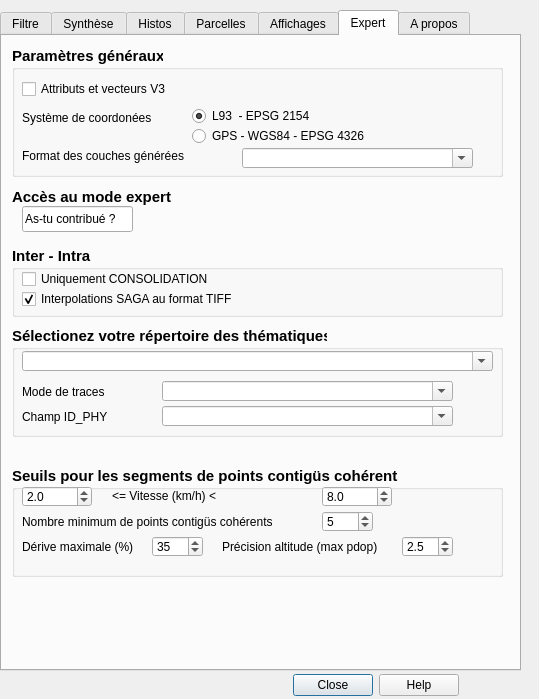
Qt form Physiocap3_dialog_base.ui (jhemmi/Physiocap3) before a commit.
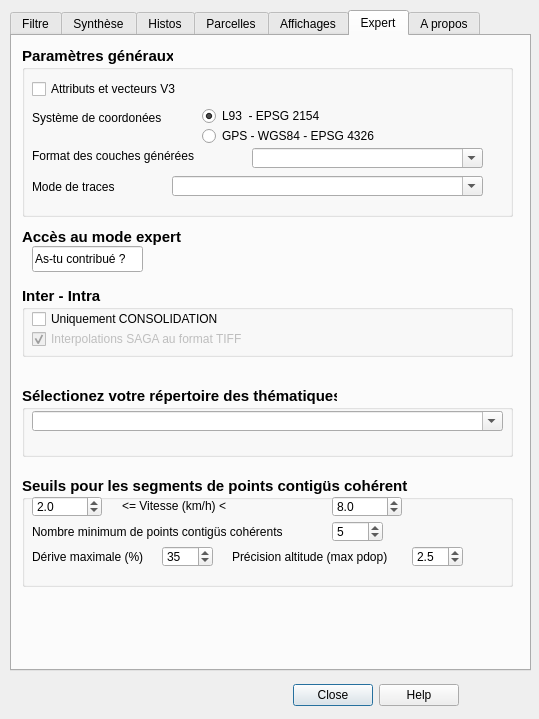
The same form after that commit. The open tabs and pages were chosen to show the change.

Diff of the .ui file:
```diff
--- a/Physiocap3_dialog_base.ui
+++ b/Physiocap3_dialog_base.ui
@@ -7,7 +7,7 @@
     <x>0</x>
     <y>0</y>
     <width>539</width>
-    <height>699</height>
+    <height>719</height>
    </rect>
   </property>
   <property name="windowTitle">
@@ -20,7 +20,7 @@
    <property name="geometry">
     <rect>
      <x>270</x>
-     <y>670</y>
+     <y>680</y>
      <width>211</width>
      <height>31</height>
     </rect>
@@ -61,7 +61,7 @@
    </property>
    <property name="geometry">
     <rect>
-     <x>0</x>
+     <x>10</x>
      <y>10</y>
      <width>521</width>
      <height>661</height>
@@ -4153,9 +4153,9 @@
      <property name="geometry">
       <rect>
        <x>10</x>
-       <y>290</y>
+       <y>350</y>
        <width>491</width>
-       <height>111</height>
+       <height>71</height>
       </rect>
      </property>
      <property name="font">
@@ -4200,134 +4200,14 @@
        <number>1</number>
       </property>
      </widget>
-     <widget class="QComboBox" name="fieldComboModeTrace">
-      <property name="enabled">
-       <bool>true</bool>
-      </property>
-      <property name="geometry">
-       <rect>
-        <x>150</x>
-        <y>55</y>
-        <width>291</width>
-        <height>20</height>
-       </rect>
-      </property>
-      <property name="font">
-       <font>
-        <pointsize>9</pointsize>
-        <weight>50</weight>
-        <bold>false</bold>
-       </font>
-      </property>
-      <property name="toolTip">
-       <string>&lt;html&gt;&lt;head/&gt;&lt;body&gt;&lt;p&gt;&lt;span style=&quot; font-size:10pt; color:#00aa00;&quot;&gt;Vous pouvez choisir le mode de traces : &lt;/span&gt;&lt;/p&gt;&lt;p&gt;&lt;span style=&quot; font-size:10pt; color:#00aa00;&quot;&gt;Le mode &amp;quot;&lt;/span&gt;&lt;span style=&quot; font-size:10pt; font-weight:600; color:#00aa00;&quot;&gt;Traces complètes&lt;/span&gt;&lt;span style=&quot; font-size:10pt; color:#00aa00;&quot;&gt;&amp;quot; est le defaut et permet d'avoir un maximum de traces. C'est le mode le plus lent, nécessaire en cas de mise ou point ou de problème.&lt;/span&gt;&lt;/p&gt;&lt;p&gt;&lt;span style=&quot; font-size:10pt; color:#00aa00;&quot;&gt;Le mode&amp;quot;&lt;/span&gt;&lt;span style=&quot; font-size:10pt; font-weight:600; color:#00aa00;&quot;&gt;Traces minimales&lt;/span&gt;&lt;span style=&quot; font-size:10pt; color:#00aa00;&quot;&gt;&amp;quot; garde une trace des début et fin de traitement.&lt;/span&gt;&lt;/p&gt;&lt;p&gt;&lt;span style=&quot; font-size:10pt; color:#00aa00;&quot;&gt;Le mode &amp;quot;&lt;/span&gt;&lt;span style=&quot; font-size:10pt; font-weight:600; color:#00aa00;&quot;&gt;Pas de trace&lt;/span&gt;&lt;span style=&quot; font-size:10pt; color:#00aa00;&quot;&gt;&amp;quot; est le mode le plus rapide, mais plus aucun trace de vos traitement n'apparait. A utiliser, en cas de traitement de plusieurs dizaine de parcelles. &lt;/span&gt;&lt;/p&gt;&lt;p&gt;&lt;span style=&quot; font-size:10pt; color:#00aa00;&quot;&gt;Dans ce dernier mode, on évite aussi la vérification des attributs uniques lors de l'affichage de vecteurs dans Intra.&lt;/span&gt;&lt;/p&gt;&lt;/body&gt;&lt;/html&gt;</string>
-      </property>
-      <property name="accessibleDescription">
-       <string/>
-      </property>
-      <property name="editable">
-       <bool>true</bool>
-      </property>
-      <property name="currentIndex">
-       <number>-1</number>
-      </property>
-      <property name="minimumContentsLength">
-       <number>1</number>
-      </property>
-     </widget>
-     <widget class="QLabel" name="lab_1010">
-      <property name="geometry">
-       <rect>
-        <x>10</x>
-        <y>55</y>
-        <width>131</width>
-        <height>21</height>
-       </rect>
-      </property>
-      <property name="sizePolicy">
-       <sizepolicy hsizetype="Minimum" vsizetype="Fixed">
-        <horstretch>0</horstretch>
-        <verstretch>0</verstretch>
-       </sizepolicy>
-      </property>
-      <property name="font">
-       <font>
-        <pointsize>9</pointsize>
-        <weight>50</weight>
-        <bold>false</bold>
-       </font>
-      </property>
-      <property name="text">
-       <string>Mode de traces</string>
-      </property>
-     </widget>
-     <widget class="QLabel" name="lab_1011">
-      <property name="geometry">
-       <rect>
-        <x>10</x>
-        <y>80</y>
-        <width>131</width>
-        <height>21</height>
-       </rect>
-      </property>
-      <property name="sizePolicy">
-       <sizepolicy hsizetype="Minimum" vsizetype="Fixed">
-        <horstretch>0</horstretch>
-        <verstretch>0</verstretch>
-       </sizepolicy>
-      </property>
-      <property name="font">
-       <font>
-        <pointsize>9</pointsize>
-        <weight>50</weight>
-        <bold>false</bold>
-       </font>
-      </property>
-      <property name="text">
-       <string>Champ ID_PHY</string>
-      </property>
-     </widget>
-     <widget class="QComboBox" name="fieldComboModePhyId">
-      <property name="enabled">
-       <bool>true</bool>
-      </property>
-      <property name="geometry">
-       <rect>
-        <x>150</x>
-        <y>80</y>
-        <width>291</width>
-        <height>20</height>
-       </rect>
-      </property>
-      <property name="font">
-       <font>
-        <pointsize>9</pointsize>
-        <weight>50</weight>
-        <bold>false</bold>
-       </font>
-      </property>
-      <property name="toolTip">
-       <string>&lt;html&gt;&lt;head/&gt;&lt;body&gt;&lt;p&gt;&lt;span style=&quot; font-size:10pt; color:#00aa00;&quot;&gt;Vous pouvez choisir le contenu du champ ID_PHY : &lt;/span&gt;&lt;/p&gt;&lt;p&gt;&lt;span style=&quot; font-size:10pt; color:#00aa00;&quot;&gt;Le premier choix remplit  ID_PHY avec une valeur PHY_numérique qui crée un attribut uniwque mais peu explicite&lt;/span&gt;&lt;/p&gt;&lt;p&gt;&lt;span style=&quot; font-size:10pt; color:#00aa00;&quot;&gt;Le deuxième choix permet de créer un champ  ID_PHY textuel qui est rempli par les valeurs de votre choix d'attribut lors du calcul Inter. Ce champ est libéré des caractères problématiques pour certaines librairies (le blanc et la cote sont remplacés par un &amp;quot;_&amp;quot;). Vos shapefiles et rasters seront nommés avec cette valeur libérée.&lt;/span&gt;&lt;/p&gt;&lt;/body&gt;&lt;/html&gt;</string>
-      </property>
-      <property name="accessibleDescription">
-       <string/>
-      </property>
-      <property name="editable">
-       <bool>true</bool>
-      </property>
-      <property name="currentIndex">
-       <number>-1</number>
-      </property>
-      <property name="minimumContentsLength">
-       <number>1</number>
-      </property>
-     </widget>
+     <zorder>fieldComboThematiques</zorder>
+     <zorder>groupBox_3</zorder>
     </widget>
     <widget class="QGroupBox" name="groupBoxSegment">
      <property name="geometry">
       <rect>
        <x>10</x>
-       <y>430</y>
+       <y>440</y>
        <width>491</width>
        <height>111</height>
       </rect>
@@ -4651,7 +4531,7 @@
      <property name="geometry">
       <rect>
        <x>10</x>
-       <y>150</y>
+       <y>190</y>
        <width>211</width>
        <height>21</height>
       </rect>
@@ -4674,7 +4554,7 @@
      <property name="geometry">
       <rect>
        <x>20</x>
-       <y>170</y>
+       <y>210</y>
        <width>111</width>
        <height>26</height>
       </rect>
@@ -4705,7 +4585,7 @@
      <property name="geometry">
       <rect>
        <x>10</x>
-       <y>210</y>
+       <y>250</y>
        <width>491</width>
        <height>71</height>
       </rect>
@@ -4744,6 +4624,9 @@
       </property>
      </widget>
      <widget class="QCheckBox" name="checkBoxSagaTIFF">
+      <property name="enabled">
+       <bool>false</bool>
+      </property>
       <property name="geometry">
        <rect>
         <x>10</x>
@@ -4776,7 +4659,7 @@
        <x>10</x>
        <y>10</y>
        <width>491</width>
-       <height>131</height>
+       <height>171</height>
       </rect>
      </property>
      <property name="font">
@@ -4973,6 +4856,67 @@
        <string>GPS - WGS84 - EPSG 4326</string>
       </property>
      </widget>
+     <widget class="QComboBox" name="fieldComboModeTrace">
+      <property name="enabled">
+       <bool>true</bool>
+      </property>
+      <property name="geometry">
+       <rect>
+        <x>150</x>
+        <y>130</y>
+        <width>311</width>
+        <height>20</height>
+       </rect>
+      </property>
+      <property name="font">
+       <font>
+        <pointsize>9</pointsize>
+        <weight>50</weight>
+        <bold>false</bold>
+       </font>
+      </property>
+      <property name="toolTip">
+       <string>&lt;html&gt;&lt;head/&gt;&lt;body&gt;&lt;p&gt;&lt;span style=&quot; font-size:10pt; color:#00aa00;&quot;&gt;Vous pouvez choisir le mode de traces : &lt;/span&gt;&lt;/p&gt;&lt;p&gt;&lt;span style=&quot; font-size:10pt; color:#00aa00;&quot;&gt;Le mode &amp;quot;&lt;/span&gt;&lt;span style=&quot; font-size:10pt; font-weight:600; color:#00aa00;&quot;&gt;Traces complètes&lt;/span&gt;&lt;span style=&quot; font-size:10pt; color:#00aa00;&quot;&gt;&amp;quot; est le defaut et permet d'avoir un maximum de traces. C'est le mode le plus lent, nécessaire en cas de mise ou point ou de problème.&lt;/span&gt;&lt;/p&gt;&lt;p&gt;&lt;span style=&quot; font-size:10pt; color:#00aa00;&quot;&gt;Le mode&amp;quot;&lt;/span&gt;&lt;span style=&quot; font-size:10pt; font-weight:600; color:#00aa00;&quot;&gt;Traces minimales&lt;/span&gt;&lt;span style=&quot; font-size:10pt; color:#00aa00;&quot;&gt;&amp;quot; garde une trace des début et fin de traitement.&lt;/span&gt;&lt;/p&gt;&lt;p&gt;&lt;span style=&quot; font-size:10pt; color:#00aa00;&quot;&gt;Le mode &amp;quot;&lt;/span&gt;&lt;span style=&quot; font-size:10pt; font-weight:600; color:#00aa00;&quot;&gt;Pas de trace&lt;/span&gt;&lt;span style=&quot; font-size:10pt; color:#00aa00;&quot;&gt;&amp;quot; est le mode le plus rapide, mais plus aucun trace de vos traitement n'apparait. A utiliser, en cas de traitement de plusieurs dizaine de parcelles. &lt;/span&gt;&lt;/p&gt;&lt;p&gt;&lt;span style=&quot; font-size:10pt; color:#00aa00;&quot;&gt;Dans ce dernier mode, on évite aussi la vérification des attributs uniques lors de l'affichage de vecteurs dans Intra.&lt;/span&gt;&lt;/p&gt;&lt;/body&gt;&lt;/html&gt;</string>
+      </property>
+      <property name="accessibleDescription">
+       <string/>
+      </property>
+      <property name="editable">
+       <bool>true</bool>
+      </property>
+      <property name="currentIndex">
+       <number>-1</number>
+      </property>
+      <property name="minimumContentsLength">
+       <number>1</number>
+      </property>
+     </widget>
+     <widget class="QLabel" name="lab_1010">
+      <property name="geometry">
+       <rect>
+        <x>10</x>
+        <y>130</y>
+        <width>131</width>
+        <height>21</height>
+       </rect>
+      </property>
+      <property name="sizePolicy">
+       <sizepolicy hsizetype="Minimum" vsizetype="Fixed">
+        <horstretch>0</horstretch>
+        <verstretch>0</verstretch>
+       </sizepolicy>
+      </property>
+      <property name="font">
+       <font>
+        <pointsize>9</pointsize>
+        <weight>50</weight>
+        <bold>false</bold>
+       </font>
+      </property>
+      <property name="text">
+       <string>Mode de traces</string>
+      </property>
+     </widget>
     </widget>
    </widget>
    <widget class="QWidget" name="tabAide">
```
Left out of the diff: 50 changed lines with no effect on the pictures.
